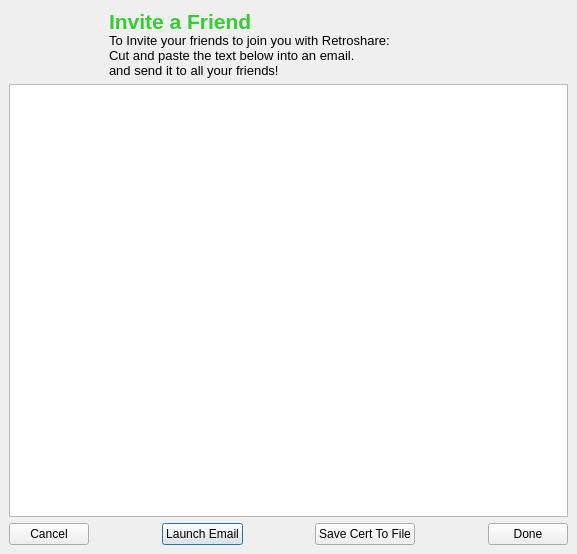
The window that retroshare-gui/src/gui/connect/InviteDialog.ui (RetroShare/RetroShare) describes before a commit, drawn with Qt 5.
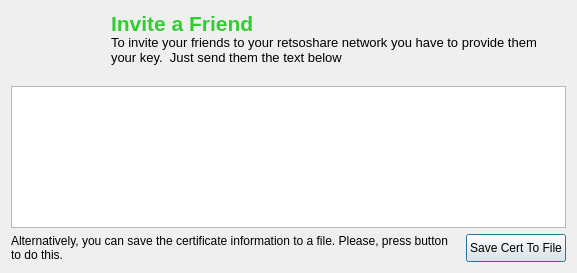
The same window after the commit. Icons and pictures are not drawn.

Diff of the .ui file:
```diff
--- a/retroshare-gui/src/gui/connect/InviteDialog.ui
+++ b/retroshare-gui/src/gui/connect/InviteDialog.ui
@@ -6,57 +6,14 @@
     <x>0</x>
     <y>0</y>
     <width>577</width>
-    <height>554</height>
+    <height>273</height>
    </rect>
   </property>
   <property name="windowTitle" >
    <string>Invite a Friend</string>
   </property>
-  <layout class="QGridLayout" >
-   <property name="margin" >
-    <number>9</number>
-   </property>
-   <property name="spacing" >
-    <number>6</number>
-   </property>
-   <item row="2" column="2" >
-    <widget class="QPushButton" name="emailButton" >
-     <property name="minimumSize" >
-      <size>
-       <width>77</width>
-       <height>0</height>
-      </size>
-     </property>
-     <property name="text" >
-      <string>Launch Email</string>
-     </property>
-    </widget>
-   </item>
-   <item row="1" column="0" colspan="7" >
-    <widget class="QTextEdit" name="emailText" >
-     <property name="font" >
-      <font>
-       <family>Courier New</family>
-       <pointsize>10</pointsize>
-       <kerning>false</kerning>
-      </font>
-     </property>
-     <property name="readOnly" >
-      <bool>true</bool>
-     </property>
-     <property name="html" >
-      <string>&lt;!DOCTYPE HTML PUBLIC "-//W3C//DTD HTML 4.0//EN" "http://www.w3.org/TR/REC-html40/strict.dtd">
-&lt;html>&lt;head>&lt;meta name="qrichtext" content="1" />&lt;style type="text/css">
-p, li { white-space: pre-wrap; }
-&lt;/style>&lt;/head>&lt;body style=" font-family:'Courier New'; font-size:10pt; font-weight:400; font-style:normal;">
-&lt;p style="-qt-paragraph-type:empty; margin-top:0px; margin-bottom:0px; margin-left:0px; margin-right:0px; -qt-block-indent:0; text-indent:0px; font-family:'Arial'; font-size:8pt;">&lt;/p>&lt;/body>&lt;/html></string>
-     </property>
-     <property name="acceptRichText" >
-      <bool>false</bool>
-     </property>
-    </widget>
-   </item>
-   <item row="0" column="0" colspan="7" >
+  <layout class="QVBoxLayout" name="verticalLayout" >
+   <item>
     <widget class="QLabel" name="invitefriendLabel" >
      <property name="maximumSize" >
       <size>
@@ -483,92 +440,74 @@
       <string notr="true" >background-image: url(:/images/invitefriendlabel.png);</string>
      </property>
      <property name="text" >
-      <string>&lt;html>&lt;head>&lt;meta name="qrichtext" content="1" />&lt;style type="text/css">
+      <string>&lt;!DOCTYPE HTML PUBLIC "-//W3C//DTD HTML 4.0//EN" "http://www.w3.org/TR/REC-html40/strict.dtd">
+&lt;html>&lt;head>&lt;meta name="qrichtext" content="1" />&lt;style type="text/css">
 p, li { white-space: pre-wrap; }
-&lt;/style>&lt;/head>&lt;body style=" font-family:'Sans Serif'; font-size:9pt; font-weight:400; font-style:normal;">
-&lt;p style=" margin-top:0px; margin-bottom:0px; margin-left:0px; margin-right:0px; -qt-block-indent:0; text-indent:0px; font-family:'Arial'; font-size:8pt;">&lt;span style=" font-size:16pt; font-weight:600; color:#32cd32;">Invite a Friend&lt;/span>&lt;br />&lt;span style=" font-size:10pt;">To Invite your friends to join you with Retroshare: &lt;/span>&lt;/p>
-&lt;p style=" margin-top:0px; margin-bottom:0px; margin-left:0px; margin-right:0px; -qt-block-indent:0; text-indent:0px; font-family:'Arial'; font-size:10pt;">Cut and paste the text below into an email.&lt;/p>
-&lt;p style=" margin-top:0px; margin-bottom:0px; margin-left:0px; margin-right:0px; -qt-block-indent:0; text-indent:0px; font-family:'Arial'; font-size:10pt;">and send it to all your friends!&lt;/p>&lt;/body>&lt;/html></string>
+&lt;/style>&lt;/head>&lt;body style=" font-family:'Sans Serif'; font-size:10pt; font-weight:400; font-style:normal;">
+&lt;p style=" margin-top:0px; margin-bottom:0px; margin-left:0px; margin-right:0px; -qt-block-indent:0; text-indent:0px; font-family:'Arial'; font-size:8pt;">&lt;span style=" font-size:16pt; font-weight:600; color:#32cd32;">Invite a Friend&lt;/span>&lt;br />&lt;span style=" font-size:10pt;">To invite your friends to your retsoshare network you have to provide them your key.  Just send them the text below&lt;/span>&lt;/p>
+&lt;p style="-qt-paragraph-type:empty; margin-top:0px; margin-bottom:0px; margin-left:0px; margin-right:0px; -qt-block-indent:0; text-indent:0px; font-family:'Arial';">&lt;/p>&lt;/body>&lt;/html></string>
      </property>
      <property name="alignment" >
       <set>Qt::AlignLeading|Qt::AlignLeft|Qt::AlignVCenter</set>
      </property>
+     <property name="wordWrap" >
+      <bool>true</bool>
+     </property>
      <property name="indent" >
       <number>100</number>
      </property>
     </widget>
    </item>
-   <item row="2" column="0" >
-    <widget class="QPushButton" name="cancelButton" >
-     <property name="minimumSize" >
-      <size>
-       <width>77</width>
-       <height>0</height>
-      </size>
+   <item>
+    <widget class="QTextEdit" name="emailText" >
+     <property name="font" >
+      <font>
+       <family>Courier New</family>
+       <pointsize>10</pointsize>
+       <kerning>false</kerning>
+      </font>
      </property>
-     <property name="text" >
-      <string>Cancel</string>
+     <property name="readOnly" >
+      <bool>true</bool>
      </property>
-    </widget>
-   </item>
-   <item row="2" column="1" >
-    <spacer>
-     <property name="orientation" >
-      <enum>Qt::Horizontal</enum>
+     <property name="html" >
+      <string>&lt;!DOCTYPE HTML PUBLIC "-//W3C//DTD HTML 4.0//EN" "http://www.w3.org/TR/REC-html40/strict.dtd">
+&lt;html>&lt;head>&lt;meta name="qrichtext" content="1" />&lt;style type="text/css">
+p, li { white-space: pre-wrap; }
+&lt;/style>&lt;/head>&lt;body style=" font-family:'Courier New'; font-size:10pt; font-weight:400; font-style:normal;">
+&lt;p style="-qt-paragraph-type:empty; margin-top:0px; margin-bottom:0px; margin-left:0px; margin-right:0px; -qt-block-indent:0; text-indent:0px; font-family:'Arial'; font-size:8pt;">&lt;/p>&lt;/body>&lt;/html></string>
      </property>
-     <property name="sizeHint" stdset="0" >
-      <size>
-       <width>40</width>
-       <height>20</height>
-      </size>
+     <property name="acceptRichText" >
+      <bool>false</bool>
      </property>
-    </spacer>
-   </item>
-   <item row="2" column="6" >
-    <widget class="QPushButton" name="doneButton" >
-     <property name="minimumSize" >
-      <size>
-       <width>77</width>
-       <height>0</height>
-      </size>
-     </property>
-     <property name="text" >
-      <string>Done</string>
-     </property>
     </widget>
    </item>
-   <item row="2" column="4" >
-    <widget class="QPushButton" name="sCertButton" >
-     <property name="text" >
-      <string>Save Cert To File</string>
-     </property>
-    </widget>
-   </item>
-   <item row="2" column="3" >
-    <spacer>
-     <property name="orientation" >
-      <enum>Qt::Horizontal</enum>
-     </property>
-     <property name="sizeHint" stdset="0" >
-      <size>
-       <width>40</width>
-       <height>20</height>
-      </size>
-     </property>
-    </spacer>
-   </item>
-   <item row="2" column="5" >
-    <spacer>
-     <property name="orientation" >
-      <enum>Qt::Horizontal</enum>
-     </property>
-     <property name="sizeHint" stdset="0" >
-      <size>
-       <width>40</width>
-       <height>20</height>
-      </size>
-     </property>
-    </spacer>
+   <item>
+    <layout class="QHBoxLayout" name="horizontalLayout" >
+     <item>
+      <widget class="QLabel" name="fileSelectLabel" >
+       <property name="text" >
+        <string>Alternatively, you can save the certificate information to a file. Please, press button to do this.</string>
+       </property>
+       <property name="wordWrap" >
+        <bool>true</bool>
+       </property>
+      </widget>
+     </item>
+     <item>
+      <widget class="QPushButton" name="sCertButton" >
+       <property name="sizePolicy" >
+        <sizepolicy vsizetype="MinimumExpanding" hsizetype="Fixed" >
+         <horstretch>0</horstretch>
+         <verstretch>0</verstretch>
+        </sizepolicy>
+       </property>
+       <property name="text" >
+        <string>Save Cert To File</string>
+       </property>
+      </widget>
+     </item>
+    </layout>
    </item>
   </layout>
  </widget>
```
Left out of the diff: 3 changed lines with no effect on the pictures.
